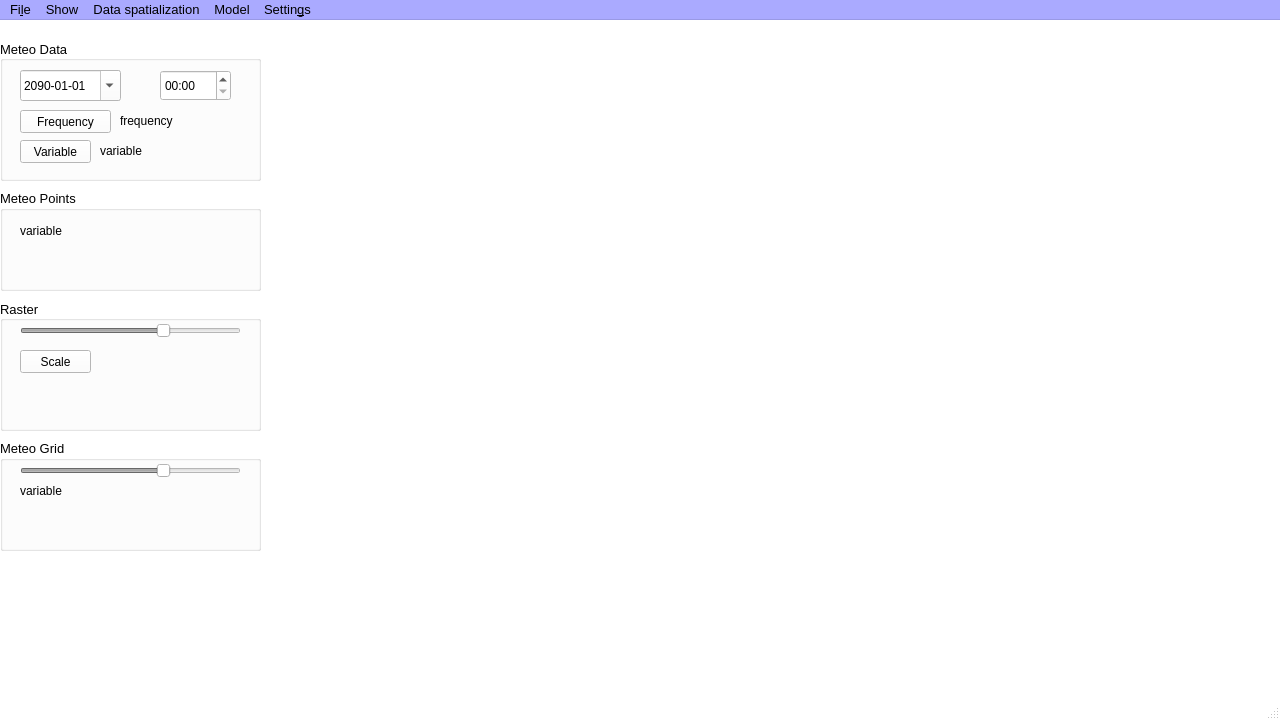
The window that bin/CRITERIA3D/mainwindow.ui (gaowudao/CRITERIA3D) describes before a commit, drawn with Qt 5.
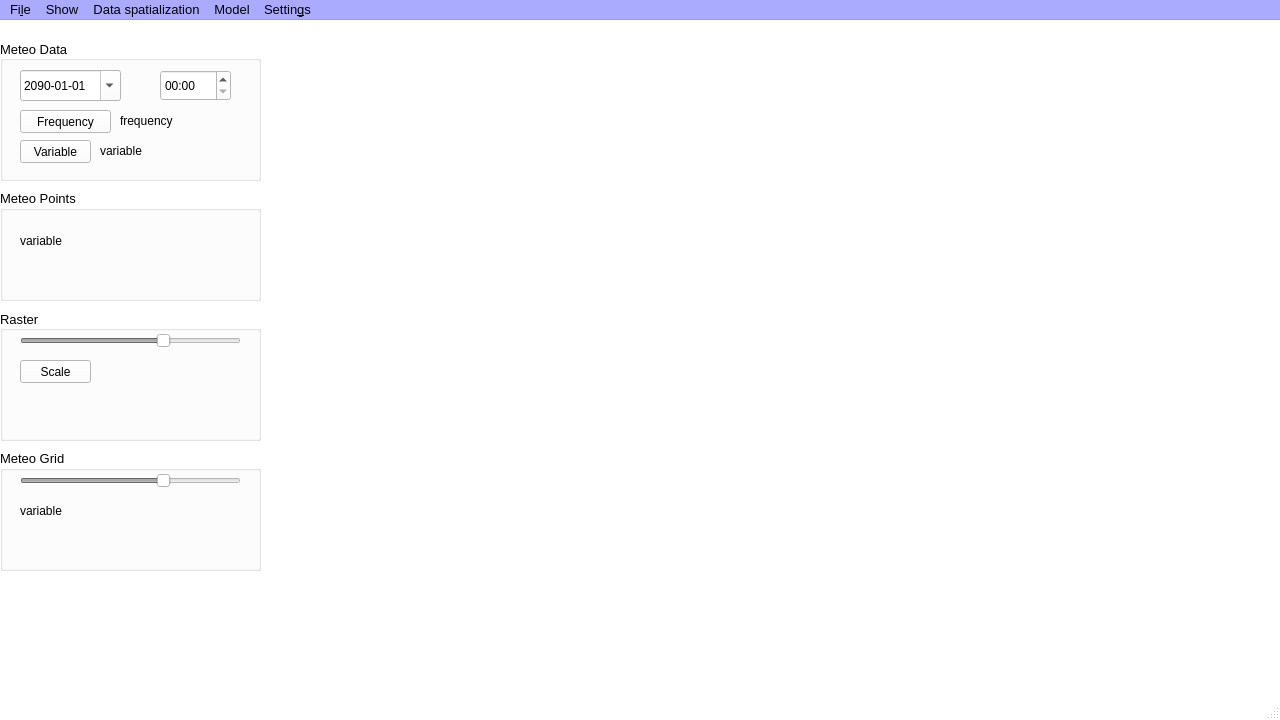
The same window after the commit.

Patch:
```diff
--- a/bin/CRITERIA3D/mainwindow.ui
+++ b/bin/CRITERIA3D/mainwindow.ui
@@ -504,7 +504,7 @@
     <property name="geometry">
      <rect>
       <x>0</x>
-      <y>280</y>
+      <y>290</y>
       <width>261</width>
       <height>131</height>
      </rect>
@@ -1901,9 +1901,9 @@
     <property name="geometry">
      <rect>
       <x>0</x>
-      <y>420</y>
+      <y>430</y>
       <width>261</width>
-      <height>111</height>
+      <height>121</height>
      </rect>
     </property>
     <property name="autoFillBackground">
@@ -1916,7 +1916,7 @@
      <property name="geometry">
       <rect>
        <x>0</x>
-       <y>60</y>
+       <y>70</y>
        <width>261</width>
        <height>41</height>
       </rect>
@@ -1974,7 +1974,7 @@
      <property name="geometry">
       <rect>
        <x>20</x>
-       <y>40</y>
+       <y>50</y>
        <width>221</width>
        <height>21</height>
       </rect>
@@ -2032,7 +2032,7 @@
       <x>0</x>
       <y>170</y>
       <width>261</width>
-      <height>101</height>
+      <height>111</height>
      </rect>
     </property>
     <property name="autoFillBackground">
@@ -2045,7 +2045,7 @@
      <property name="geometry">
       <rect>
        <x>0</x>
-       <y>50</y>
+       <y>60</y>
        <width>261</width>
        <height>41</height>
       </rect>
@@ -2063,7 +2063,7 @@
      <property name="geometry">
       <rect>
        <x>20</x>
-       <y>30</y>
+       <y>40</y>
        <width>231</width>
        <height>21</height>
       </rect>
```
Left out of the diff: 9 changed lines with no effect on the pictures.
